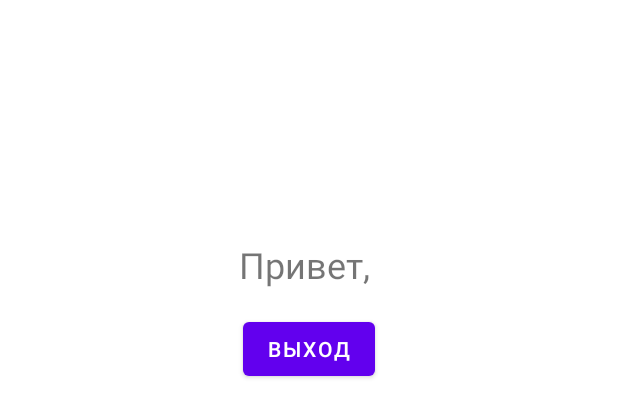
After one commit to Hehpheh/Android-Course-2course-2sem, an Android app: the layout activity_welcome.xml on its own in the app's theme, with its tools: preview values and no code run, on a phone screen of 412 x 824 dp. The commit adds this screen. Shown: the top 417 px of the screen. Run offline under Robolectric (Android 15) with nearby library versions, the phone set to English and light mode, and no system bars.

```diff
--- a/app/build.gradle
+++ b/app/build.gradle
@@ -37,4 +37,5 @@ dependencies {
     testImplementation 'junit:junit:4.13.2'
     androidTestImplementation 'androidx.test.ext:junit:1.1.5'
     androidTestImplementation 'androidx.test.espresso:espresso-core:3.5.1'
+
 }
--- /dev/null
+++ b/app/src/main/res/layout/activity_welcome.xml
@@ -0,0 +1,31 @@
+<?xml version="1.0" encoding="utf-8"?>
+<androidx.constraintlayout.widget.ConstraintLayout xmlns:android="http://schemas.android.com/apk/res/android"
+    xmlns:app="http://schemas.android.com/apk/res-auto"
+    xmlns:tools="http://schemas.android.com/tools"
+    android:layout_width="match_parent"
+    android:layout_height="match_parent"
+    tools:context=".WelcomeActivity">
+
+    <TextView
+        android:id="@+id/tvWelcome"
+        android:layout_width="wrap_content"
+        android:layout_height="wrap_content"
+        android:layout_marginTop="160dp"
+        android:text="Привет, "
+        android:textSize="24sp"
+        app:layout_constraintEnd_toEndOf="parent"
+        app:layout_constraintStart_toStartOf="parent"
+        app:layout_constraintTop_toTopOf="parent" />
+
+    <Button
+        android:id="@+id/btnLogout"
+        android:layout_width="wrap_content"
+        android:layout_height="wrap_content"
+        android:layout_marginTop="16dp"
+        android:text="Выход"
+        app:layout_constraintEnd_toEndOf="parent"
+        app:layout_constraintStart_toStartOf="parent"
+        app:layout_constraintTop_toBottomOf="@id/tvWelcome" />
+
+
+</androidx.constraintlayout.widget.ConstraintLayout>
--- a/app/src/main/res/layout/fragment_1.xml
+++ b/app/src/main/res/layout/fragment_1.xml
@@ -4,7 +4,7 @@
     xmlns:tools="http://schemas.android.com/tools"
     android:layout_width="match_parent"
     android:layout_height="match_parent"
-    tools:context=".fragment1">
+    tools:context=".Fragment1">
 
     <EditText
         android:id="@+id/email_field"
--- a/build.gradle
+++ b/build.gradle
@@ -1,7 +1,7 @@
 // Top-level build file where you can add configuration options common to all sub-projects/modules.
 plugins {
-    id 'com.android.application' version '7.4.2' apply false
-    id 'com.android.library' version '7.4.2' apply false
+    id 'com.android.application' version '8.3.2' apply false
+    id 'com.android.library' version '8.3.2' apply false
 }
 
 task clean(type: Delete) {
--- a/gradle.properties
+++ b/gradle.properties
@@ -19,3 +19,5 @@ android.useAndroidX=true
 # resources declared in the library itself and none from the library's dependencies,
 # thereby reducing the size of the R class for that library
 android.nonTransitiveRClass=true
+android.defaults.buildfeatures.buildconfig=true
+android.nonFinalResIds=false
```
Also changed, not shown: app/src/main/AndroidManifest.xml (+5 -3 lines), app/src/main/java/com/example/myapplicationjava/DatabaseHelper.java (added, +46 -0 lines), app/src/main/java/com/example/myapplicationjava/Fragment1.java (added, +37 -0 lines), app/src/main/java/com/example/myapplicationjava/Fragment2.java (added, +41 -0 lines), app/src/main/java/com/example/myapplicationjava/MainActivity.java (+46 -10 lines), app/src/main/java/com/example/myapplicationjava/WelcomeActivity.java (added, +38 -0 lines), app/src/main/java/com/example/myapplicationjava/fragment1.java (deleted, +0 -22 lines), app/src/main/java/com/example/myapplicationjava/fragment2.java (deleted, +0 -20 lines), app/src/main/res/layout/fragment_2.xml (+7 -3 lines), gradle/wrapper/gradle-wrapper.properties.
